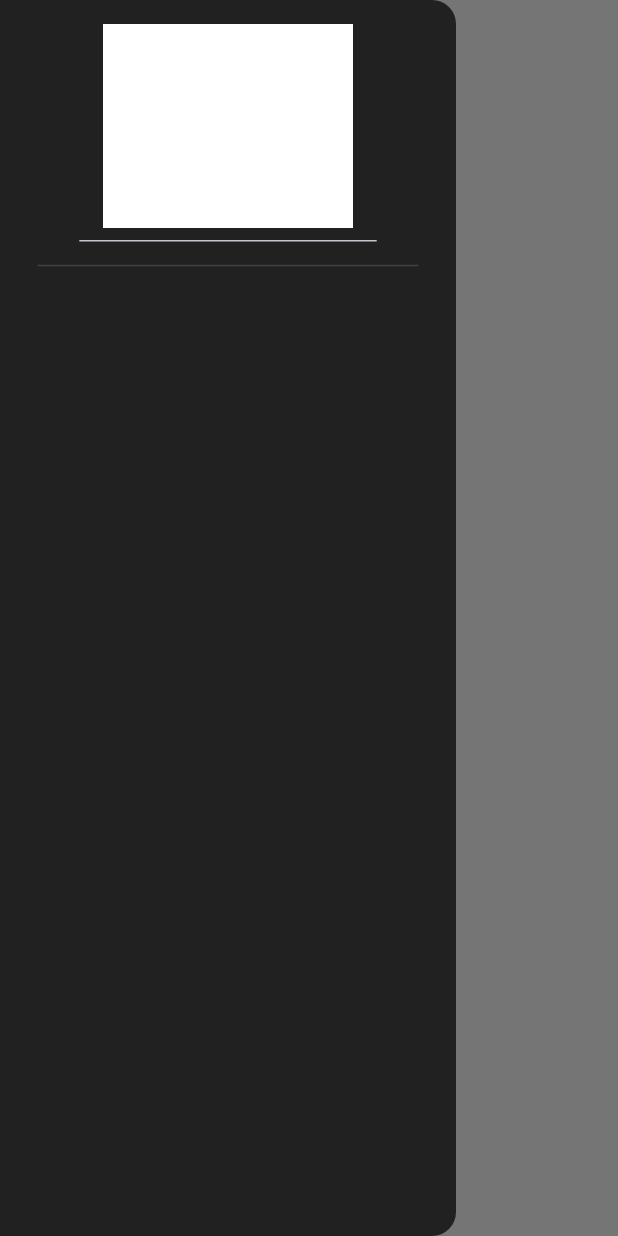
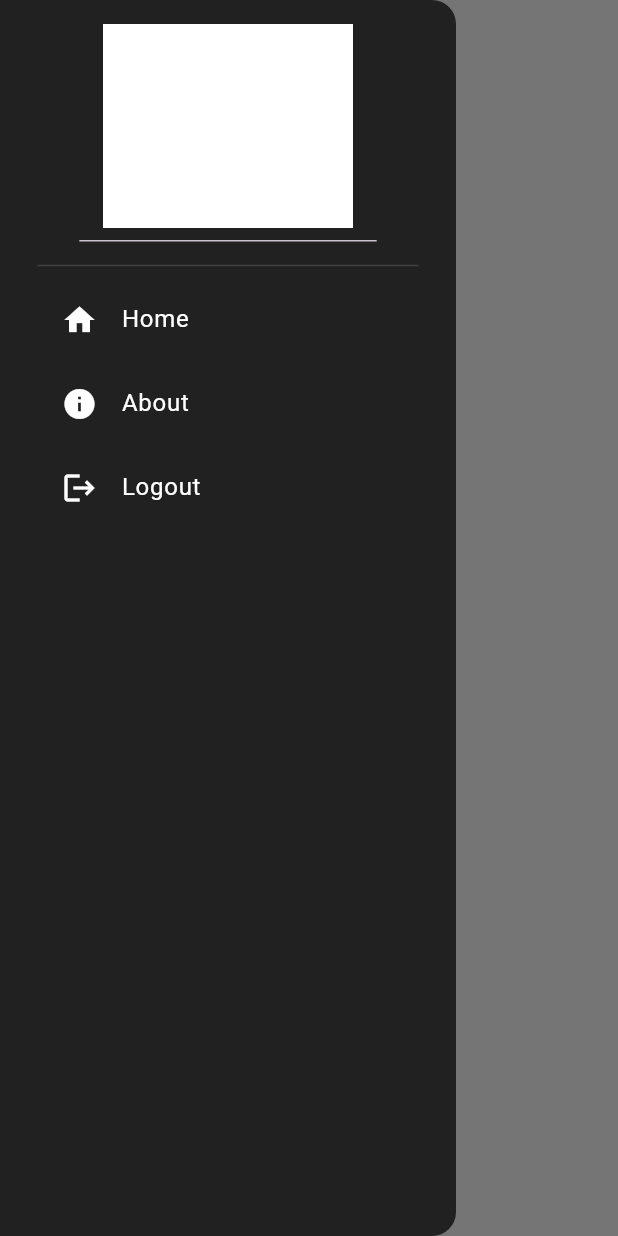
Before and after one commit to CLS11/sneaker-shop-app, a Flutter app: the HomePage screen opened directly, with the side drawer open, on a phone screen of 412 x 824 dp. Run offline on Flutter 3.47's test engine with Material 3 defaults, Android fonts, the phone set to English and light mode, and no system bars; drawn by our look-alikes of google_nav_bar.

Commit message:
Added a drawer for options such as viewing profile, logging out.

```diff
--- a/lib/pages/home_page.dart
+++ b/lib/pages/home_page.dart
@@ -11,22 +11,22 @@ class HomePage extends StatefulWidget {
 }
 
 class _HomePageState extends State<HomePage> {
-  //tracking the selected index to control the navigation bar
+  // Tracking the selected index to control the navigation bar
   int _selectedIndex = 0;
 
-  //updating selected index whenever cart is tapped
+  // Updating selected index whenever a tab is tapped
   void navigateBottomBar(int index) {
     setState(() {
       _selectedIndex = index;
     });
   }
 
-  //displaying pages
+  // Displaying pages
   final List<Widget> _pages = [
-    //shop page
+    // Shop page
     const ShopPage(),
 
-    //cart page
+    // Cart page
     const CartPage(),
   ];
 
@@ -42,33 +42,71 @@ class _HomePageState extends State<HomePage> {
         elevation: 0,
         leading: Builder(
           builder: (context) => IconButton(
-            icon: const Icon(
+            icon: const Padding(
+            padding: EdgeInsets.only(left:15.0),
+            child: Icon(
               Icons.menu,
               color: Colors.black,
+            ),
             ),
             onPressed: () {
               Scaffold.of(context).openDrawer();
             },
+
           ),
         ),
       ),
       drawer: Drawer(
         backgroundColor: Colors.grey[900],
         child: Column(
+          mainAxisAlignment: MainAxisAlignment.spaceBetween,
           children: [
-            //logo
+            Column(
+              children: [
+                // Logo
                 DrawerHeader(
                   child: Image.asset(
                     'lib/images/logo2.png',
                     color: Colors.white,
                   ),
                 ),
-
                 Padding(
                   padding: const EdgeInsets.symmetric(horizontal: 25.0),
-            child: Divider(color: Colors.grey[800])
+                  child: Divider(color: Colors.grey[800]),
                 ),
-            //otherpages
+                // Other pages
+                const Padding(
+                  padding: EdgeInsets.only(left: 25.0),
+                  child: ListTile(
+                    leading: Icon(Icons.home, color: Colors.white),
+                    title: Text(
+                      'Home',
+                      style: TextStyle(color: Colors.white),
+                    ),
+                  ),
+                ),
+                const Padding(
+                  padding: EdgeInsets.only(left: 25.0),
+                  child: ListTile(
+                    leading: Icon(Icons.info, color: Colors.white),
+                    title: Text(
+                      'About',
+                      style: TextStyle(color: Colors.white),
+                    ),
+                  ),
+                ),
+                const Padding(
+                  padding: EdgeInsets.only(left: 25.0),
+                  child: ListTile(
+                    leading: Icon(Icons.logout, color: Colors.white),
+                    title: Text(
+                      'Logout',
+                      style: TextStyle(color: Colors.white),
+                    ),
+                  ),
+                ),
+              ],
+            ),
           ],
         ),
       ),
```
Lines whose indentation alone changed are shown as unchanged.
